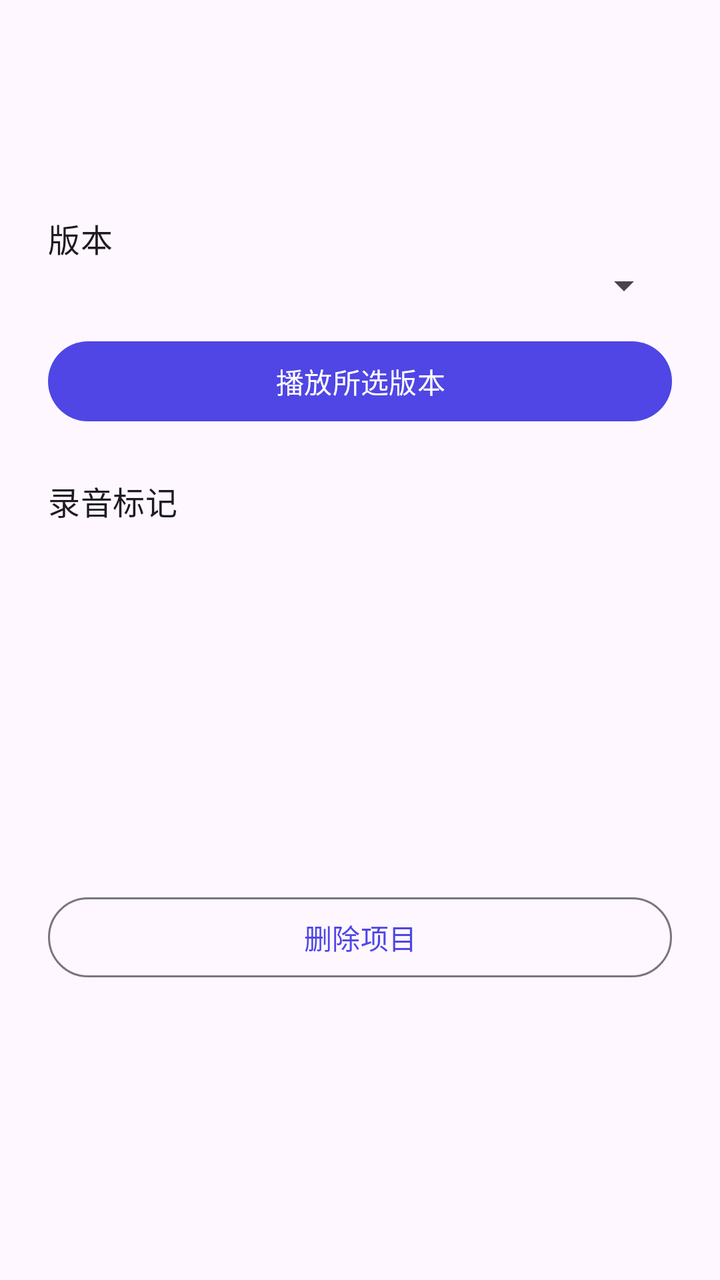
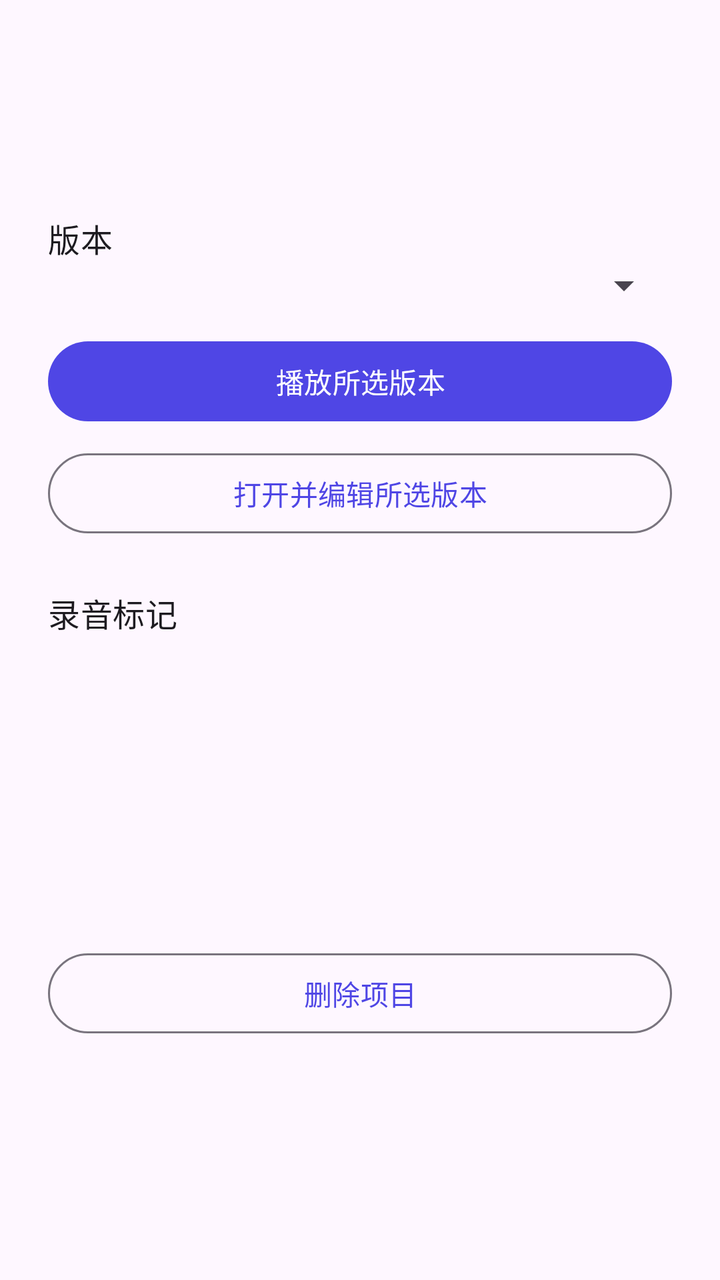

Before-and-after screenshots of an Android layout around one commit, followed by the original layout XML and the change that was made.
<!-- AndroidManifest.xml: application theme Theme.Soundly -->
<!-- res/layout/fragment_project_detail.xml -->
<?xml version="1.0" encoding="utf-8"?>
<androidx.core.widget.NestedScrollView xmlns:android="http://schemas.android.com/apk/res/android" xmlns:app="http://schemas.android.com/apk/res-auto" android:layout_width="match_parent" android:layout_height="match_parent" android:fillViewport="true">
    <androidx.constraintlayout.widget.ConstraintLayout android:layout_width="match_parent" android:layout_height="wrap_content" android:padding="24dp">
        <com.google.android.material.textview.MaterialTextView android:id="@+id/project_title" android:layout_width="0dp" android:layout_height="wrap_content" android:textAppearance="?attr/textAppearanceHeadlineSmall" app:layout_constraintTop_toTopOf="parent" app:layout_constraintStart_toStartOf="parent" app:layout_constraintEnd_toEndOf="parent" />
        <com.google.android.material.textview.MaterialTextView android:id="@+id/project_summary" android:layout_width="0dp" android:layout_height="wrap_content" android:layout_marginTop="8dp" app:layout_constraintTop_toBottomOf="@id/project_title" app:layout_constraintStart_toStartOf="parent" app:layout_constraintEnd_toEndOf="parent" />
        <com.google.android.material.textview.MaterialTextView android:id="@+id/project_versions_label" android:layout_width="0dp" android:layout_height="wrap_content" android:layout_marginTop="24dp" android:text="@string/project_versions" android:textAppearance="?attr/textAppearanceTitleMedium" app:layout_constraintTop_toBottomOf="@id/project_summary" app:layout_constraintStart_toStartOf="parent" app:layout_constraintEnd_toEndOf="parent" />
        <Spinner android:id="@+id/project_versions" android:layout_width="0dp" android:layout_height="wrap_content" app:layout_constraintTop_toBottomOf="@id/project_versions_label" app:layout_constraintStart_toStartOf="parent" app:layout_constraintEnd_toEndOf="parent" />
        <com.google.android.material.button.MaterialButton android:id="@+id/project_play" android:layout_width="0dp" android:layout_height="wrap_content" android:layout_marginTop="12dp" android:text="@string/project_play_selected" app:layout_constraintTop_toBottomOf="@id/project_versions" app:layout_constraintStart_toStartOf="parent" app:layout_constraintEnd_toEndOf="parent" />
        <com.google.android.material.textview.MaterialTextView android:id="@+id/project_markers_label" android:layout_width="0dp" android:layout_height="wrap_content" android:layout_marginTop="24dp" android:text="@string/project_markers" android:textAppearance="?attr/textAppearanceTitleMedium" app:layout_constraintTop_toBottomOf="@id/project_play" app:layout_constraintStart_toStartOf="parent" app:layout_constraintEnd_toEndOf="parent" />
        <com.google.android.material.textview.MaterialTextView android:id="@+id/project_markers" android:layout_width="0dp" android:layout_height="wrap_content" android:layout_marginTop="8dp" app:layout_constraintTop_toBottomOf="@id/project_markers_label" app:layout_constraintStart_toStartOf="parent" app:layout_constraintEnd_toEndOf="parent" />
        <com.google.android.material.button.MaterialButton android:id="@+id/project_delete" style="@style/Widget.Material3.Button.OutlinedButton" android:layout_width="0dp" android:layout_height="wrap_content" android:layout_marginTop="32dp" android:text="@string/project_delete" app:layout_constraintTop_toBottomOf="@id/project_markers" app:layout_constraintBottom_toBottomOf="parent" app:layout_constraintStart_toStartOf="parent" app:layout_constraintEnd_toEndOf="parent" />
    </androidx.constraintlayout.widget.ConstraintLayout>
</androidx.core.widget.NestedScrollView>
<!-- resources referenced by this layout -->
<resources>
  <string name="project_delete">删除项目</string>
  <string name="project_markers">录音标记</string>
  <string name="project_play_selected">播放所选版本</string>
  <string name="project_versions">版本</string>
  <style name="Theme.Soundly" parent="Base.Theme.Soundly" />
  <style name="Base.Theme.Soundly" parent="Theme.Material3.DayNight.NoActionBar">
          <item name="colorPrimary">@color/soundly_primary</item>
          <item name="colorOnPrimary">@color/soundly_on_primary</item>
          <item name="colorSurface">@color/soundly_surface</item>
          <item name="colorOnSurface">@color/soundly_on_surface</item>
          <item name="android:windowActionModeOverlay">true</item>
      </style>
  <color name="soundly_primary">#4F46E5</color>
  <color name="soundly_on_primary">#FFFFFFFF</color>
  <color name="soundly_surface">#FFFBFE</color>
  <color name="soundly_on_surface">#1C1B1F</color>
</resources>

<!-- the commit's change to res/layout/fragment_project_detail.xml (unified diff, before → after) -->
@@ -6,7 +6,8 @@
         <com.google.android.material.textview.MaterialTextView android:id="@+id/project_versions_label" android:layout_width="0dp" android:layout_height="wrap_content" android:layout_marginTop="24dp" android:text="@string/project_versions" android:textAppearance="?attr/textAppearanceTitleMedium" app:layout_constraintTop_toBottomOf="@id/project_summary" app:layout_constraintStart_toStartOf="parent" app:layout_constraintEnd_toEndOf="parent" />
         <Spinner android:id="@+id/project_versions" android:layout_width="0dp" android:layout_height="wrap_content" app:layout_constraintTop_toBottomOf="@id/project_versions_label" app:layout_constraintStart_toStartOf="parent" app:layout_constraintEnd_toEndOf="parent" />
         <com.google.android.material.button.MaterialButton android:id="@+id/project_play" android:layout_width="0dp" android:layout_height="wrap_content" android:layout_marginTop="12dp" android:text="@string/project_play_selected" app:layout_constraintTop_toBottomOf="@id/project_versions" app:layout_constraintStart_toStartOf="parent" app:layout_constraintEnd_toEndOf="parent" />
-        <com.google.android.material.textview.MaterialTextView android:id="@+id/project_markers_label" android:layout_width="0dp" android:layout_height="wrap_content" android:layout_marginTop="24dp" android:text="@string/project_markers" android:textAppearance="?attr/textAppearanceTitleMedium" app:layout_constraintTop_toBottomOf="@id/project_play" app:layout_constraintStart_toStartOf="parent" app:layout_constraintEnd_toEndOf="parent" />
+        <com.google.android.material.button.MaterialButton android:id="@+id/project_open_preview" style="@style/Widget.Material3.Button.OutlinedButton" android:layout_width="0dp" android:layout_height="wrap_content" android:layout_marginTop="8dp" android:text="@string/project_open_preview" app:layout_constraintTop_toBottomOf="@id/project_play" app:layout_constraintStart_toStartOf="parent" app:layout_constraintEnd_toEndOf="parent" />
+        <com.google.android.material.textview.MaterialTextView android:id="@+id/project_markers_label" android:layout_width="0dp" android:layout_height="wrap_content" android:layout_marginTop="24dp" android:text="@string/project_markers" android:textAppearance="?attr/textAppearanceTitleMedium" app:layout_constraintTop_toBottomOf="@id/project_open_preview" app:layout_constraintStart_toStartOf="parent" app:layout_constraintEnd_toEndOf="parent" />
         <com.google.android.material.textview.MaterialTextView android:id="@+id/project_markers" android:layout_width="0dp" android:layout_height="wrap_content" android:layout_marginTop="8dp" app:layout_constraintTop_toBottomOf="@id/project_markers_label" app:layout_constraintStart_toStartOf="parent" app:layout_constraintEnd_toEndOf="parent" />
         <com.google.android.material.button.MaterialButton android:id="@+id/project_delete" style="@style/Widget.Material3.Button.OutlinedButton" android:layout_width="0dp" android:layout_height="wrap_content" android:layout_marginTop="32dp" android:text="@string/project_delete" app:layout_constraintTop_toBottomOf="@id/project_markers" app:layout_constraintBottom_toBottomOf="parent" app:layout_constraintStart_toStartOf="parent" app:layout_constraintEnd_toEndOf="parent" />
     </androidx.constraintlayout.widget.ConstraintLayout>
<!-- resource entries referenced after the edit -->
@@ -2,6 +2,7 @@
 <resources>
   <string name="project_delete">删除项目</string>
   <string name="project_markers">录音标记</string>
+  <string name="project_open_preview">打开并编辑所选版本</string>
   <string name="project_play_selected">播放所选版本</string>
   <string name="project_versions">版本</string>
   <style name="Theme.Soundly" parent="Base.Theme.Soundly" />
